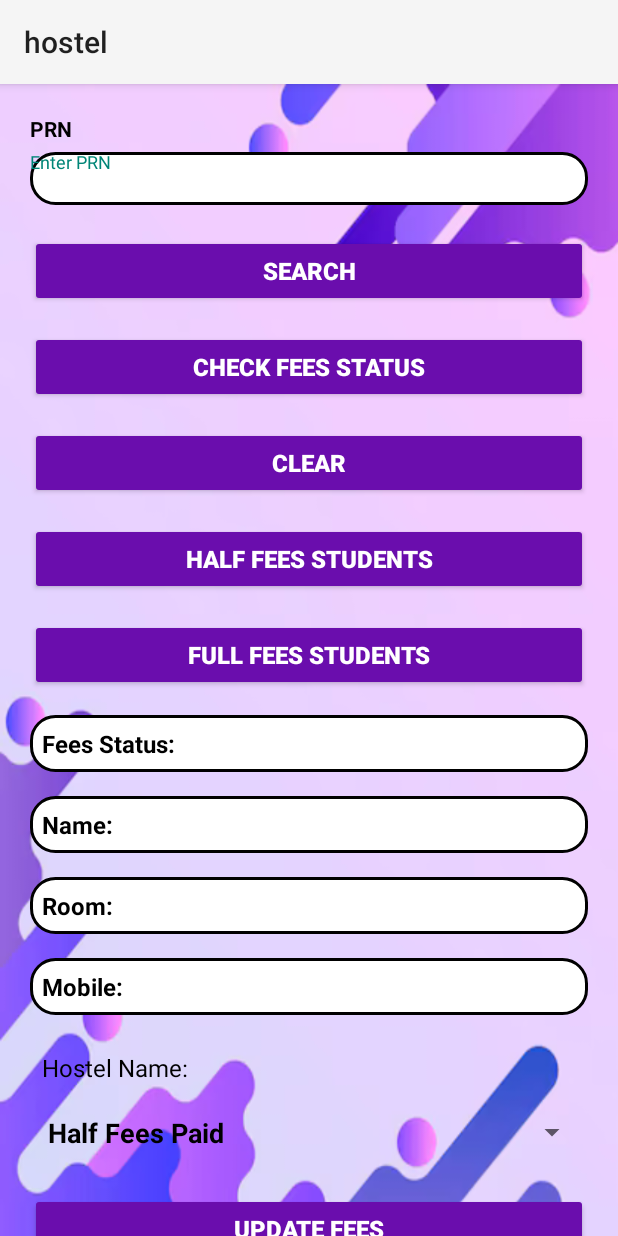
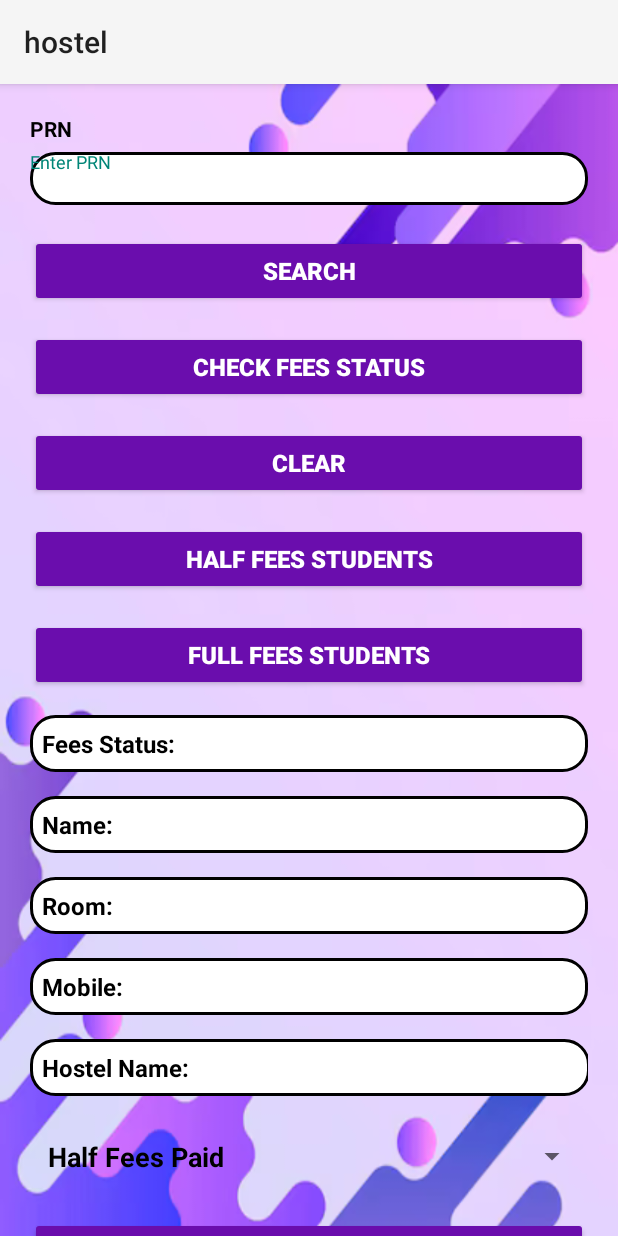
Before and after one commit to Jatinnakum2005/hostel, an Android app: the studentfees screen opened directly, with no data from a screen before it, on a phone screen of 412 x 824 dp. Run offline under Robolectric (Android 15) with nearby library versions, the phone set to English and light mode, and no system bars; our stand-ins replace Firebase (no records; nobody signed in at launch, a user with empty details on screens opened directly).

Commit message:
koi sari na karta

```diff
--- a/app/src/main/java/com/example/hostel/fullfeesstudent.java
+++ b/app/src/main/java/com/example/hostel/fullfeesstudent.java
@@ -90,7 +90,7 @@ public class fullfeesstudent extends AppCompatActivity {
             View view = super.getView(position, convertView, parent);
 
             TextView textView = view.findViewById(android.R.id.text1);
-            textView.setTextColor(Color.WHITE); // Set text color to black
+            textView.setTextColor(Color.BLACK); // Set text color to black
             textView.setPadding(32, 32, 32, 32); // Add padding for better spacing
 
             // Add horizontal line
--- a/app/src/main/java/com/example/hostel/halffeesstudent.java
+++ b/app/src/main/java/com/example/hostel/halffeesstudent.java
@@ -89,7 +89,7 @@ public class halffeesstudent extends AppCompatActivity {
             View view = super.getView(position, convertView, parent);
 
             TextView textView = view.findViewById(android.R.id.text1);
-            textView.setTextColor(Color.WHITE); // Set text color to black
+            textView.setTextColor(Color.BLACK); // Set text color to black
             textView.setPadding(32, 32, 32, 32); // Add padding for better spacing
 
             // Add horizontal line
--- a/app/src/main/res/layout/activity_studentfees.xml
+++ b/app/src/main/res/layout/activity_studentfees.xml
@@ -155,12 +155,15 @@
 
         <TextView
             android:id="@+id/textViewHostelName"
-            android:layout_width="wrap_content"
+            android:layout_width="373dp"
             android:layout_height="wrap_content"
+            android:layout_marginBottom="16dp"
+            android:background="@drawable/rounded_box2"
+            android:padding="8dp"
             android:text="Hostel Name: "
             android:textColor="@color/black"
             android:textSize="16sp"
-            android:padding="8dp"/>
+            android:textStyle="bold" />
 
 
         <!-- Spinner for Fees Options -->
```
